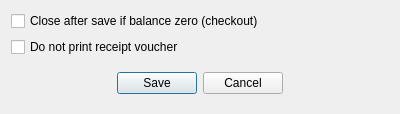
Old version of the form Resort/dlginvoicepaymentoptions.ui in the repository End1-1/Resort.
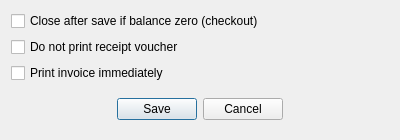
New version of the form.

The edit to the form file:
```diff
--- a/Resort/dlginvoicepaymentoptions.ui
+++ b/Resort/dlginvoicepaymentoptions.ui
@@ -7,7 +7,7 @@
     <x>0</x>
     <y>0</y>
     <width>400</width>
-    <height>105</height>
+    <height>128</height>
    </rect>
   </property>
   <property name="windowTitle">
@@ -28,6 +28,13 @@
      </property>
     </widget>
    </item>
+   <item>
+    <widget class="QCheckBox" name="chAutoPrintInvoice">
+     <property name="text">
+      <string>Print invoice immediately</string>
+     </property>
+    </widget>
+   </item>
    <item>
     <widget class="QWidget" name="widget" native="true">
      <layout class="QHBoxLayout" name="horizontalLayout">
```
